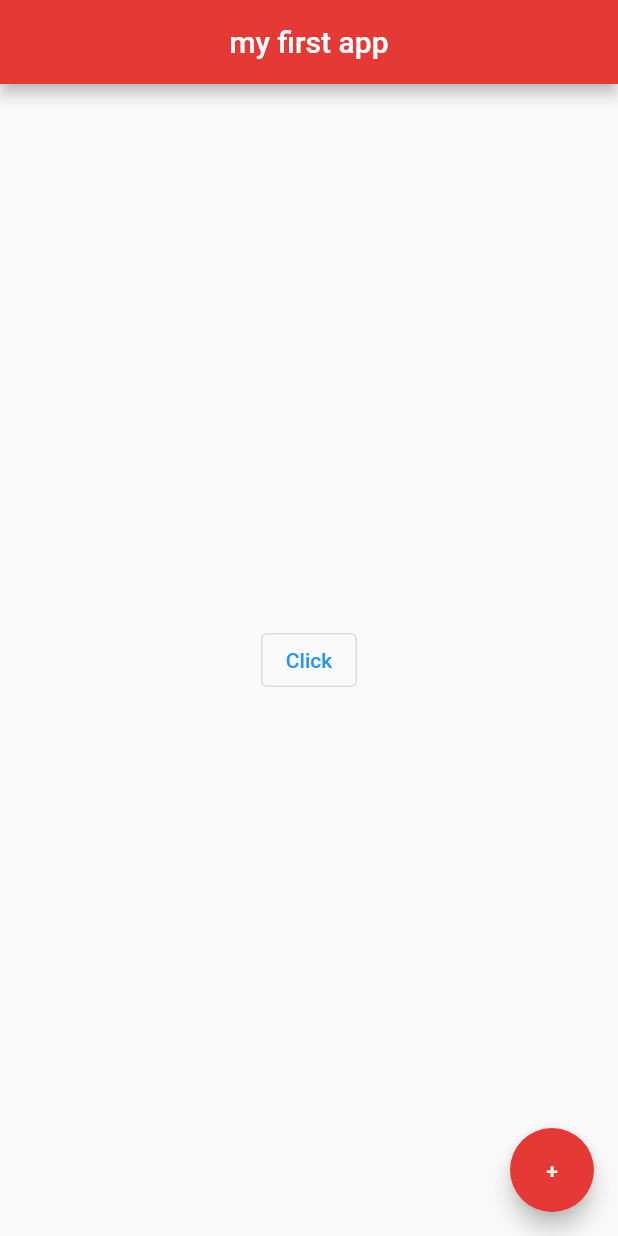
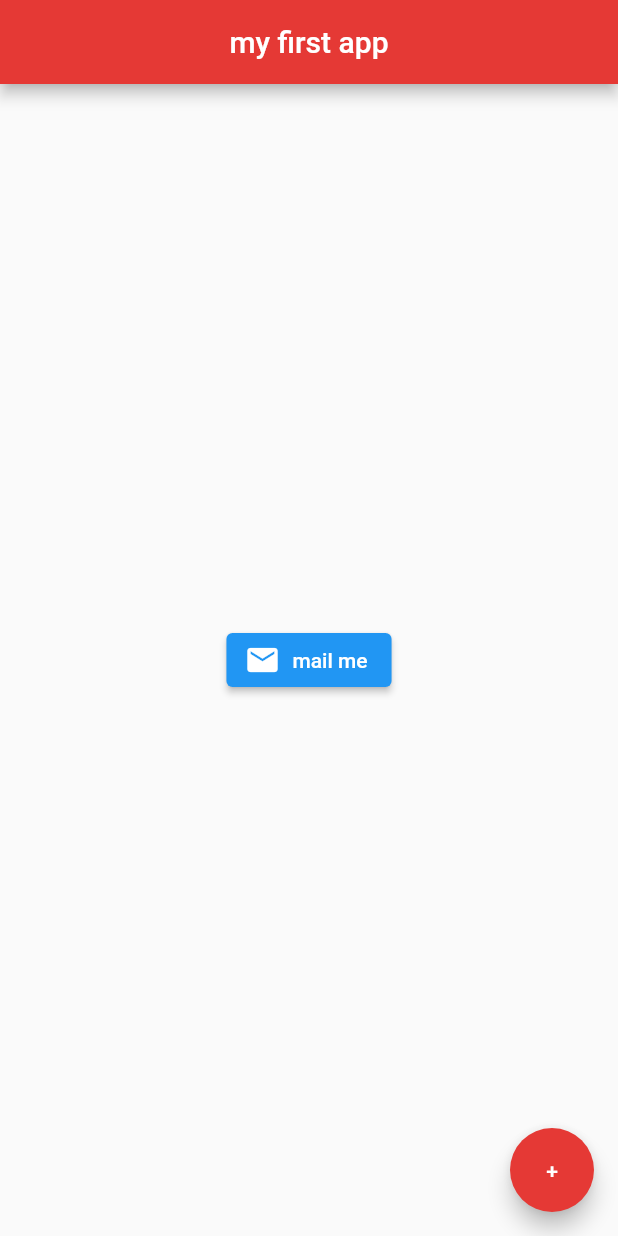
Before and after one commit to habibfr/Aplikasi-Flutter, a Flutter app: the screen it shows after launch, on a phone screen of 412 x 824 dp. Run offline on Flutter 3.47's test engine with Material 2 defaults, Android fonts, the phone set to English and light mode, and no system bars.

Commit message:
add a icon button

```diff
--- a/first_app/lib/main.dart
+++ b/first_app/lib/main.dart
@@ -18,8 +18,9 @@ class Home extends StatelessWidget {
         backgroundColor: Colors.red[600],
       ),
       body: Center(
-        child: OutlinedButton(
-          child: Text("Click"),
+        child: ElevatedButton.icon(
+          icon: const Icon(Icons.mail),
+          label: const Text("mail me"),
           onPressed: () {
             print("you click me!");
           },
```
